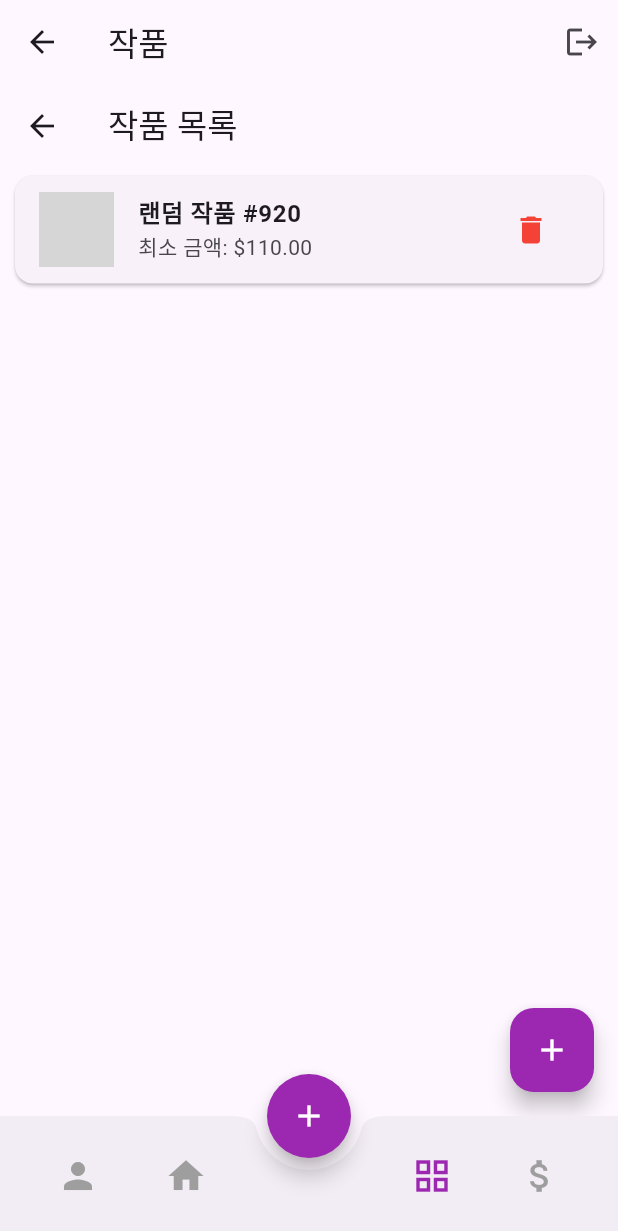
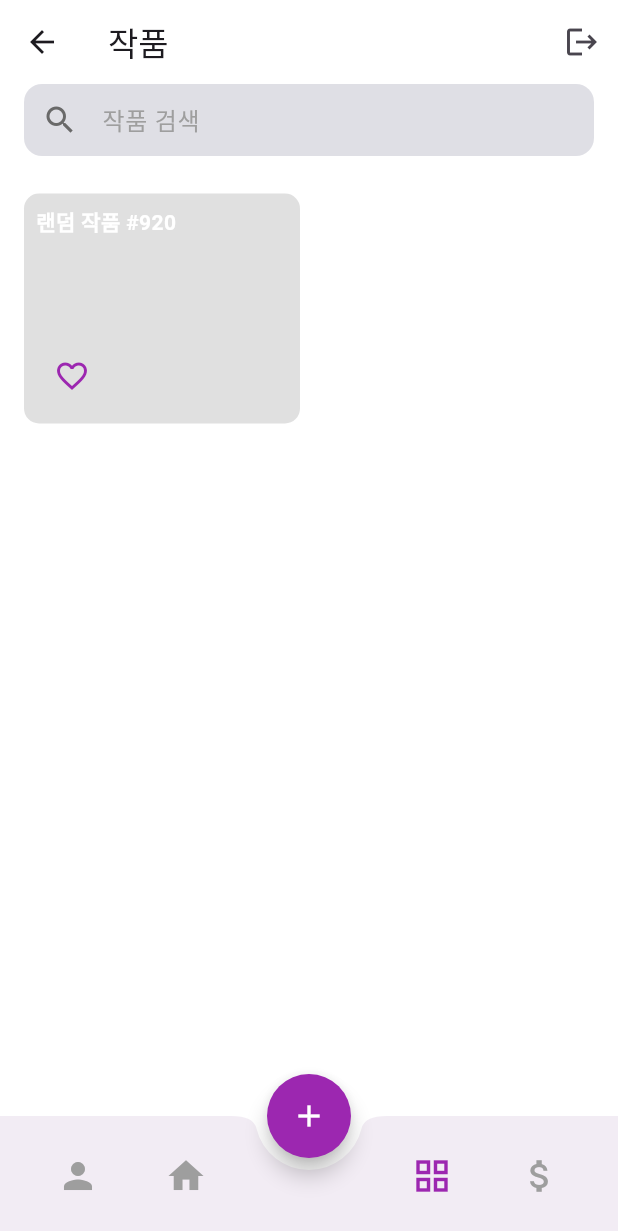
Before and after one commit to APP-iOS7/HiddenGems, a Flutter app: the HomeScreen screen opened directly, item 3 of the bottom bar chosen, after a tap on the "add" icon, on a phone screen of 412 x 824 dp. Shown: the top 1231 px of the screen. Run offline on Flutter 3.47's test engine with Material 3 defaults, Android fonts, the phone set to English and light mode, and no system bars; our stand-ins replace cloud_firestore, firebase_auth, firebase_core, firebase_storage, google_sign_in, image_picker; missing offline and left inert: kakao_flutter_sdk_user; accounts and stored records are empty; network calls fail; grey boxes are pictures that could not be loaded.

Commit message:
좋아요 기능 구현

```diff
--- a/lib/main.dart
+++ b/lib/main.dart
@@ -12,6 +12,9 @@ import '../screens/mypage_screen.dart';
 import '../screens/works_screen.dart';
 import '../screens/auctionpage_screen.dart';
 import '../screens/home_screen.dart';
+
+import 'package:hidden_gems/models/works.dart';
+
 
 void main() async {
   WidgetsFlutterBinding.ensureInitialized();
@@ -81,7 +84,9 @@ class HomeScreenState extends State<HomeScreen> {
   @override
   Widget build(BuildContext context) {
     return Scaffold(
+      backgroundColor: Colors.white,
       appBar: AppBar(
+        backgroundColor: Colors.white,
         title: Text(_titles[_selectedIndex]),
         actions: [
           IconButton(
@@ -94,7 +99,9 @@ class HomeScreenState extends State<HomeScreen> {
       body: _pages[_selectedIndex],
       floatingActionButton: FloatingActionButton(
         onPressed: () {
-          // 작품 등록
+          final workProvider = Provider.of<WorkProvider>(context, listen: false);
+          final userProvider = Provider.of<UserProvider>(context, listen: false);
+          _addDummyWork(workProvider, userProvider);
         },
         shape: const CircleBorder(),
         backgroundColor: Colors.purple,
@@ -119,6 +126,7 @@ class HomeScreenState extends State<HomeScreen> {
         ),
       ),
     );
+
   }
 
   Widget _buildNavItem(IconData icon, int index) {
@@ -130,6 +138,28 @@ class HomeScreenState extends State<HomeScreen> {
         size: 28,
       ),
     );
+  }
+  void _addDummyWork(WorkProvider workProvider, UserProvider userProvider) {
+    if (userProvider.user == null) {
+      ScaffoldMessenger.of(context).showSnackBar(
+        const SnackBar(content: Text("로그인된 사용자 정보가 없습니다.")),
+      );
+      return;
+    }
+    final dummyWork = Work(
+      artistID: userProvider.user!.id,
+      selling: true,
+      title: '랜덤 작품 #${DateTime.now().millisecondsSinceEpoch % 1000}',
+      description: '이것은 자동 생성된 더미 데이터입니다.',
+      createDate: DateTime.now(),
+      workPhotoURL: 'https://via.placeholder.com/150',
+      minPrice: (10 + (DateTime.now().millisecondsSinceEpoch % 100) * 5)
+          .toDouble(),
+      likedUsers: [],
+      doAuction: false,
+    );
+
+    workProvider.addWork(dummyWork);
   }
 }
 
--- a/lib/screens/works_screen.dart
+++ b/lib/screens/works_screen.dart
@@ -12,15 +12,19 @@ class WorkScreen extends StatefulWidget {
 }
 
 class _WorkScreenState extends State<WorkScreen> {
+  final TextEditingController _searchController = TextEditingController();
+  String _searchQuery = "";
+  @override
+  void dispose() {
+    _searchController.dispose();
+    super.dispose();
+  }
   @override
   void initState() {
     super.initState();
-  Future.microtask(() {
     Provider.of<WorkProvider>(context, listen: false).loadWorks();
     Provider.of<UserProvider>(context, listen: false).loadUser();
-  });
   }
-
 
   @override
   Widget build(BuildContext context) {
@@ -28,60 +32,133 @@ void initState() {
     final userProvider = Provider.of<UserProvider>(context);
     final works = workProvider.works;
 
+    final likedWorks = userProvider.user?.likedWorks ?? [];
+
     return Scaffold(
-      appBar: AppBar(
-        title: Text('작품 목록'),
+    backgroundColor: Colors.white,
+    body: Column(
+      crossAxisAlignment: CrossAxisAlignment.start,
+      children: [
+        Padding(
+          padding: const EdgeInsets.only(bottom: 25.0),
+          child: Padding(
+            padding: const EdgeInsets.symmetric(horizontal: 16.0),
+            child: TextField(
+              controller: _searchController,
+              onChanged: (value) {
+                setState(() {
+                  _searchQuery = value.toLowerCase();
+                });
+              },
+              decoration: InputDecoration(
+                prefixIcon: Icon(Icons.search, color: const Color.fromARGB(255, 105, 105, 105)),
+                hintText: "작품 검색",
+                hintStyle: TextStyle(color: Colors.grey),
+                filled: true,
+                fillColor: Color.fromRGBO(223, 223, 229, 1),
+                contentPadding: EdgeInsets.symmetric(),
+                border: OutlineInputBorder(
+                  borderRadius: BorderRadius.circular(12),
+                  borderSide: BorderSide.none,
                 ),
-      body: works.isEmpty
-          ? Center(child: Text('작품이 없습니다.', style: TextStyle(fontSize: 18)))
-          : ListView.builder(
+              ),
+            ),
+          ),
+        ),
+        Expanded(
+          child: works.isEmpty
+              ? Center(
+                  child: Text('작품이 없습니다.', style: TextStyle(fontSize: 18)),
+                )
+              : Padding(
+                    padding: const EdgeInsets.symmetric(horizontal: 16.0),
+                    child: GridView.builder(
+                      gridDelegate: const SliverGridDelegateWithFixedCrossAxisCount(
+                        crossAxisCount: 2,
+                        childAspectRatio: 1.2,
+                        crossAxisSpacing: 12,
+                        mainAxisSpacing: 12,
+                      ),
                       itemCount: works.length,
                       itemBuilder: (context, index) {
                         final work = works[index];
-                return Card(
-                  margin: EdgeInsets.symmetric(horizontal: 10, vertical: 5),
-                  child: ListTile(
-                    leading: work.workPhotoURL.isNotEmpty
-                        ? Image.network(work.workPhotoURL, width: 50, height: 50, fit: BoxFit.cover)
-                        : Icon(Icons.image_not_supported, size: 50),
-                    title: Text(work.title, style: TextStyle(fontWeight: FontWeight.bold)),
-                    subtitle: Text('최소 금액: \$${work.minPrice.toStringAsFixed(2)}'),
-                    trailing: IconButton(
-                      icon: Icon(Icons.delete, color: Colors.red),
-                      onPressed: () => workProvider.deleteWork(work.id),
+                        bool isLiked = likedWorks.contains(work.id);
+
+                        return GestureDetector(
+                          onTap: () {
+                            // 작품 상세 페이지 이동 가능
+                          },
+                          child: Container(
+                            decoration: BoxDecoration(
+                              color: Colors.grey[300],
+                              borderRadius: BorderRadius.circular(10),
+                            ),
+                            child: Stack(
+                              children: [
+                                // 작품 제목 (왼쪽 상단)
+                                Positioned(
+                                  top: 8,
+                                  left: 8,
+                                  child: Text(
+                                    work.title,
+                                    style: TextStyle(
+                                      color: Colors.white,
+                                      fontWeight: FontWeight.bold,
+                                    ),
+                                  ),
+                                ),
+                                Positioned(
+                                  bottom: 8,
+                                  left: 8,
+                                  child: IconButton(
+                                    icon: Icon(
+                                      isLiked ? Icons.favorite : Icons.favorite_border,
+                                      color: Colors.purple,
+                                    ),
+                                    onPressed: () {
+                                      _toggleLike(workProvider, userProvider, work.id, isLiked);
+                                    },
+                                  ),
+                                ),
+                              ],
                             ),
                           ),
                         );
                       },
                     ),
-      floatingActionButton: FloatingActionButton(
-        onPressed: () => _addDummyWork(workProvider, userProvider),
-        backgroundColor: Colors.purple,
-        child: Icon(Icons.add, color: Colors.white),
+                  ),
+          ),
+        ],
       ),
     );
   }
-
-  void _addDummyWork(WorkProvider workProvider, UserProvider userProvider) {
-    if (userProvider.user == null) {
+  void _toggleLike(WorkProvider workProvider, UserProvider userProvider, String workId, bool isLiked) {
+    final currentUser = userProvider.user;
+    if (currentUser == null) {
       ScaffoldMessenger.of(context).showSnackBar(
         const SnackBar(content: Text("로그인된 사용자 정보가 없습니다.")),
       );
       return;
     }
-    final dummyWork = Work(
-      artistID: userProvider.user!.id,
-      selling: true,
-      title: '랜덤 작품 #${DateTime.now().millisecondsSinceEpoch % 1000}',
-      description: '이것은 자동 생성된 더미 데이터입니다.',
-      createDate: DateTime.now(),
-      workPhotoURL: 'https://via.placeholder.com/150',
-      minPrice: (10 + (DateTime.now().millisecondsSinceEpoch % 100) * 5)
-          .toDouble(),
-      likedUsers: [],
-      doAuction: false,
-    );
+    final userId = currentUser.id;
+    List<String> updatedLikedWorks = List.from(currentUser.likedWorks);
+    if (isLiked) {
+      updatedLikedWorks.remove(workId); // 이미 좋아요한 경우 제거
+    } else {
+      updatedLikedWorks.add(workId); // 좋아요 추가
+    }
 
-    workProvider.addWork(dummyWork);
+    userProvider.updateUserLikedWorks(updatedLikedWorks);
+
+    final work = workProvider.works.firstWhere((w) => w.id == workId);
+    List<String> updatedLikedUsers = List.from(work.likedUsers);
+    if (isLiked) {
+      updatedLikedUsers.remove(userId);
+    } else {
+      updatedLikedUsers.add(userId);
+    }
+
+    // WorkProvider에서 작품 정보 업데이트
+    workProvider.updateWorkLikedUsers(workId, updatedLikedUsers);
   }
 }
```
Also changed, not shown: lib/providers/user_provider.dart (+22 -0 lines), lib/providers/work_provider.dart (+24 -0 lines). Lines whose indentation alone changed are shown as unchanged.
